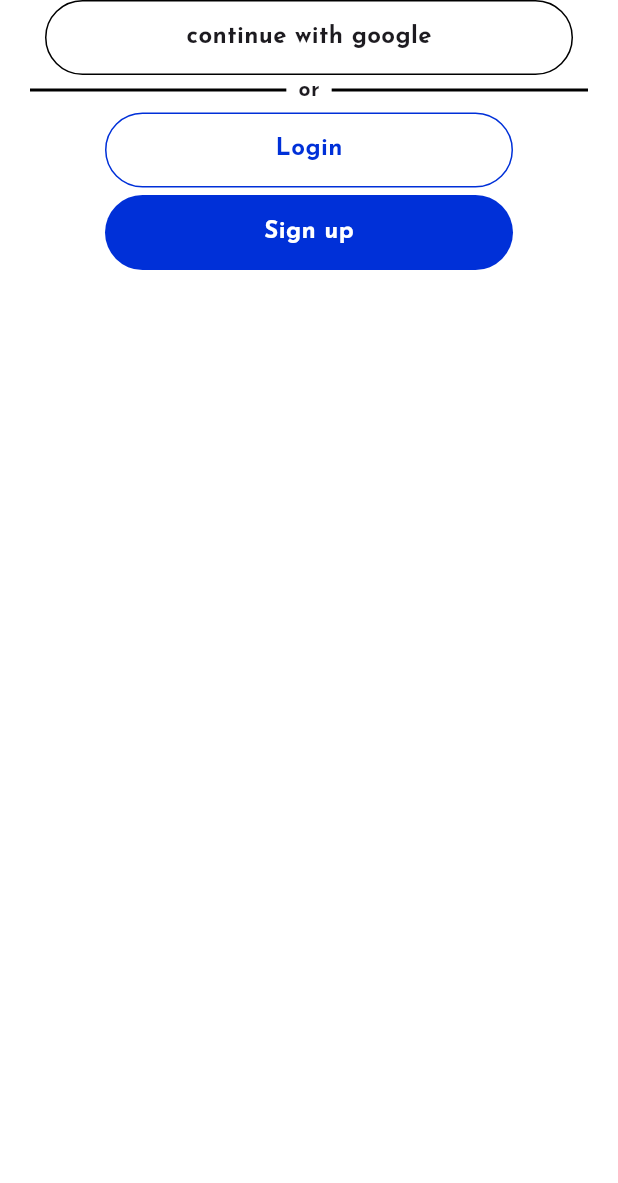
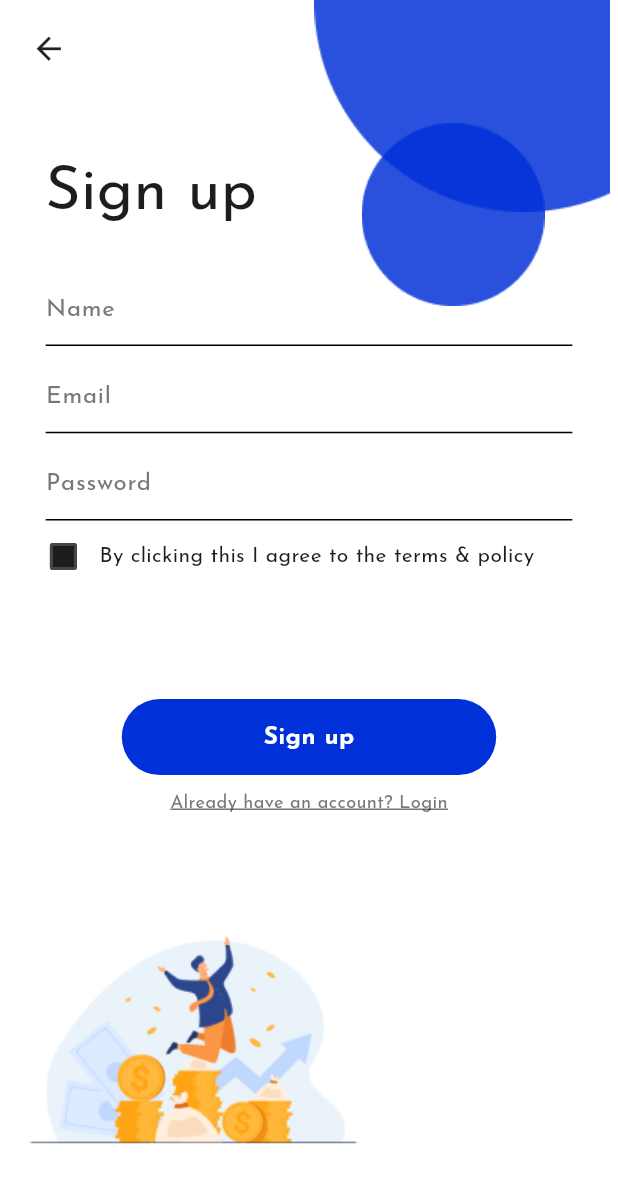
Before and after one commit to Mohammedsajadvt/Inovest, a Flutter app: the screen it shows after launch, on a phone screen of 412 x 824 dp. Shown: the top 1183 px of the screen. Run offline on Flutter 3.47's test engine with Material 3 defaults, Android fonts, the phone set to English and light mode, and no system bars; our stand-ins replace flutter_screenutil, google_fonts; project files that could hold a hidden picture were left out.

Commit message:
Sign up screen ui

```diff
--- a/lib/business_logic/CheckBox/check_box_bloc.dart
+++ /dev/null
@@ -1,13 +0,0 @@
-import 'package:bloc/bloc.dart';
-import 'package:equatable/equatable.dart';
-
-part 'check_box_event.dart';
-part 'check_box_state.dart';
-
-class CheckBoxBloc extends Bloc<CheckBoxEvent, CheckBoxState> {
-  CheckBoxBloc() : super(CheckBoxInitial()) {
-    on<CheckBoxEvent>((event, emit) {
-      // TODO: implement event handler
-    });
-  }
-}
--- a/lib/business_logic/CheckBox/check_box_event.dart
+++ /dev/null
@@ -1,5 +0,0 @@
-part of 'check_box_bloc.dart';
-
-sealed class CheckBoxEvent extends Equatable {
-  const CheckBoxEvent();
-}
--- a/lib/business_logic/CheckBox/check_box_state.dart
+++ /dev/null
@@ -1,10 +0,0 @@
-part of 'check_box_bloc.dart';
-
-sealed class CheckBoxState extends Equatable {
-  const CheckBoxState();
-}
-
-final class CheckBoxInitial extends CheckBoxState {
-  @override
-  List<Object> get props => [];
-}
--- a/lib/core/common/app_array.dart
+++ b/lib/core/common/app_array.dart
@@ -5,5 +5,8 @@ class AppArray{
     Color(0xff0030D8),
     Color(0xffFFFFFF),
     Color(0xff27285B),
+    Color(0xff797878),
+    Color(0xff000000),
+    Color(0xff1D1D1D),
   ];
 }
--- a/lib/core/common/image_assets.dart
+++ b/lib/core/common/image_assets.dart
@@ -1,3 +1,6 @@
-class ImageAssets{
-
+class ImageAssets {
+  static const signupScreenCircle1 = "assets/images/Ellipse 3.png";
+  static const signupScreenCircle2 = "assets/images/Ellipse 4.png";
+  static const loginScreenCircle = "assets/images/Ellipse 4@2x.png";
+  static const signup = "assets/images/signup.png";
 }
--- /dev/null
+++ b/lib/core/common/svg_assets.dart
@@ -0,0 +1,6 @@
+class SvgAssets {
+  static const String backArrow = 'assets/svg/container.svg';
+  static const String help = 'assets/svg/help.svg';
+  static const String mail = 'assets/svg/mail.svg';
+  static const String settings = 'assets/svg/settings.svg';
+}
--- a/lib/main.dart
+++ b/lib/main.dart
@@ -1,7 +1,7 @@
 import 'package:flutter/material.dart';
 import 'package:flutter_screenutil/flutter_screenutil.dart';
 import 'package:google_fonts/google_fonts.dart';
-import 'package:inovest/presentation/landing_screen/screens/landing_screen.dart';
+import 'package:inovest/presentation/signup_screen/screens/signup_screen.dart';
 
 void main() {
   runApp(const MyApp());
@@ -12,8 +12,11 @@ class MyApp extends StatelessWidget {
 
   // This widget is the root of your application.
   @override
-  Widget build(BuildContext context) {
-    return MaterialApp(
+  Widget build(BuildContext context) => ScreenUtilInit(
+    designSize: Size(375, 812),
+    minTextAdapt: true,
+    splitScreenMode: true,
+    builder: (context,child) => MaterialApp(
       debugShowCheckedModeBanner: false,
       title: 'Flutter Demo',
       theme: ThemeData(
@@ -21,16 +24,8 @@ class MyApp extends StatelessWidget {
         colorScheme: ColorScheme.fromSeed(seedColor: Colors.deepPurple),
         useMaterial3: true,
       ),
-      builder: (context , child){
-      ScreenUtil.init(
-        context,
-        designSize: MediaQuery.of(context).size,
-        minTextAdapt: true,
-        splitScreenMode: true,
-      );
-      return child!;
-      },
-      home: LandingScreen(),
-    );
-  }
+      home: child,
+    ),
+    child: SignupScreen(),
+  );
 }
--- /dev/null
+++ b/lib/presentation/signup_screen/layouts/signup_layout.dart
@@ -0,0 +1,189 @@
+import 'package:flutter/material.dart';
+import 'package:flutter_screenutil/flutter_screenutil.dart';
+import 'package:inovest/core/common/app_array.dart';
+import 'package:inovest/core/common/image_assets.dart';
+
+class CircleLayout extends StatefulWidget {
+  const CircleLayout({super.key});
+
+  @override
+  State<CircleLayout> createState() => _CircleLayoutState();
+}
+
+class _CircleLayoutState extends State<CircleLayout> {
+  bool isChecked = false;
+
+  @override
+  Widget build(BuildContext context) {
+    return SingleChildScrollView(
+      child: Stack(
+        alignment: Alignment.topRight,
+        children: [
+          Positioned(
+            top: -100.r,
+            right: -60.r,
+            child: Image.asset(
+              ImageAssets.signupScreenCircle1,
+              color: AppArray().colors[0],
+              width: 300.w,
+              height: 300.h,
+            ),
+          ),
+          Positioned(
+            bottom: 620.h,
+            right: 25.w,
+            child: Image.asset(
+              ImageAssets.signupScreenCircle2,
+              color: AppArray().colors[0],
+              width: 150.w,
+              height: 150.h,
+            ),
+          ),
+          Positioned(
+            top: 20.r,
+            left: 20.r,
+            child: GestureDetector(
+              onTap: () {},
+              child: Icon(Icons.arrow_back, size: 24.sp),
+            ),
+          ),
+          Positioned(
+            left: 30,
+            top: 100,
+            child: Text(
+              'Sign up',
+              style: TextStyle(
+                fontSize: 40.sp,
+                color: AppArray().colors[5],
+              ),
+            ),
+          ),
+          Column(
+            crossAxisAlignment: CrossAxisAlignment.start,
+            children: [
+              SizedBox(height: 180.h),
+              Padding(
+                padding: EdgeInsets.symmetric(
+                  horizontal: 30,
+                ).r,
+                child: TextFormField(
+                  decoration: InputDecoration(
+                    hintText: 'Name',
+                    hintStyle: TextStyle(color: AppArray().colors[3]),
+                    enabledBorder:  UnderlineInputBorder(
+                      borderSide: BorderSide(color: AppArray().colors[4]),
+                    ),
+                    focusedBorder:  UnderlineInputBorder(
+                      borderSide: BorderSide(color:AppArray().colors[4]),
+                    ),
+                  ),
+                ),
+              ),
+              SizedBox(height: 10.h),
+              Padding(
+                padding: EdgeInsets.symmetric(horizontal: 30).r,
+                child: TextFormField(
+                  decoration: InputDecoration(
+                    hintText: 'Email',
+                    hintStyle: TextStyle(color: AppArray().colors[3]),
+                    enabledBorder:  UnderlineInputBorder(
+                      borderSide: BorderSide(color:AppArray().colors[4]),
+                    ),
+                    focusedBorder:  UnderlineInputBorder(
+                      borderSide: BorderSide(color: AppArray().colors[4]),
+                    ),
+                  ),
+                ),
+              ),
+              SizedBox(height: 10.h),
+              Padding(
+                padding: EdgeInsets.symmetric(horizontal: 30).r,
+                child: TextFormField(
+                  decoration: InputDecoration(
+                    hintText: 'Password',
+                    hintStyle: TextStyle(color: AppArray().colors[3]),
+                    enabledBorder:  UnderlineInputBorder(
+                      borderSide: BorderSide(color: AppArray().colors[4]),
+                    ),
+                    focusedBorder:  UnderlineInputBorder(
+                      borderSide: BorderSide(color: AppArray().colors[4]),
+                    ),
+                  ),
+                ),
+              ),
+              Padding(
+                padding: const EdgeInsets.only(top: 0, left: 18).r,
+                child: Row(
+                  mainAxisAlignment: MainAxisAlignment.center,
+                  children: [
+                    Checkbox(
+                      fillColor: WidgetStatePropertyAll(AppArray().colors[5]),
+                      checkColor: AppArray().colors[1],
+                      value: isChecked,
+                      onChanged: (bool? value) {
+                        setState(() {
+                          isChecked = value!;
+                        });
+                      },
+                    ),
+                    Expanded(
+                      child: Text(
+                        'By clicking this I agree to the terms & policy',
+                        style: TextStyle(color: AppArray().colors[5]),
+                      ),
+                    ),
+                  ],
+                ),
+              ),
+              SizedBox(height: 70.h),
+              Padding(
+                padding: EdgeInsets.symmetric(horizontal: 80).r,
+                child: GestureDetector(
+                  onTap: () {},
+                  child: Container(
+                    height: 50.h,
+                    decoration: BoxDecoration(
+                      color: AppArray().colors[0],
+                      borderRadius: BorderRadius.circular(50),
+                    ),
+                    child: Center(
+                      child: Text(
+                        'Sign up',
+                        style: TextStyle(
+                            color: AppArray().colors[1],
+                            fontSize: 16.sp,
+                            fontWeight: FontWeight.bold),
+                      ),
+                    ),
+                  ),
+                ),
+              ),
+              SizedBox(height: 10.h),
+              Center(
+                child: GestureDetector(
+                  onTap: (){},
+                  child: Text(
+                    'Already have an account? Login',
+                    style: TextStyle(
+                      decoration: TextDecoration.underline,
+                      color: AppArray().colors[3],
+                      fontSize: 12.sp,
+                    ),
+                  ),
+                ),
+              ),
+              Padding(
+                padding: const EdgeInsets.only(right: 145).r,
+                child: Image.asset(
+                  ImageAssets.signup,
+                  width: 300.w,
+                  height: 300.h,
+                ),
+              ),
+            ],
+          ),
+        ],
+      ),
+    );
+  }
+}
--- /dev/null
+++ b/lib/presentation/signup_screen/screens/signup_screen.dart
@@ -0,0 +1,18 @@
+import 'package:flutter/material.dart';
+import 'package:inovest/core/common/app_array.dart';
+import 'package:inovest/presentation/signup_screen/layouts/signup_layout.dart';
+
+
+class SignupScreen extends StatelessWidget {
+  const SignupScreen({super.key});
+
+  @override
+  Widget build(BuildContext context) {
+    return  SafeArea(
+      child: Scaffold(
+        backgroundColor: AppArray().colors[1],
+        body:CircleLayout(),
+      ),
+    );
+  }
+}
--- a/pubspec.yaml
+++ b/pubspec.yaml
@@ -38,6 +38,7 @@ dependencies:
   flutter_screenutil: ^5.9.3
   flutter_bloc: ^9.0.0
   equatable: ^2.0.7
+  flutter_svg: ^2.0.17
 
 dev_dependencies:
   flutter_test:
```
Also changed, not shown: assets/images/login_circle.jpeg (added), assets/images/signup_circle.jpeg (added), lib/presentation/login_screen/screens/login_screen.dart (added), pubspec.lock.
